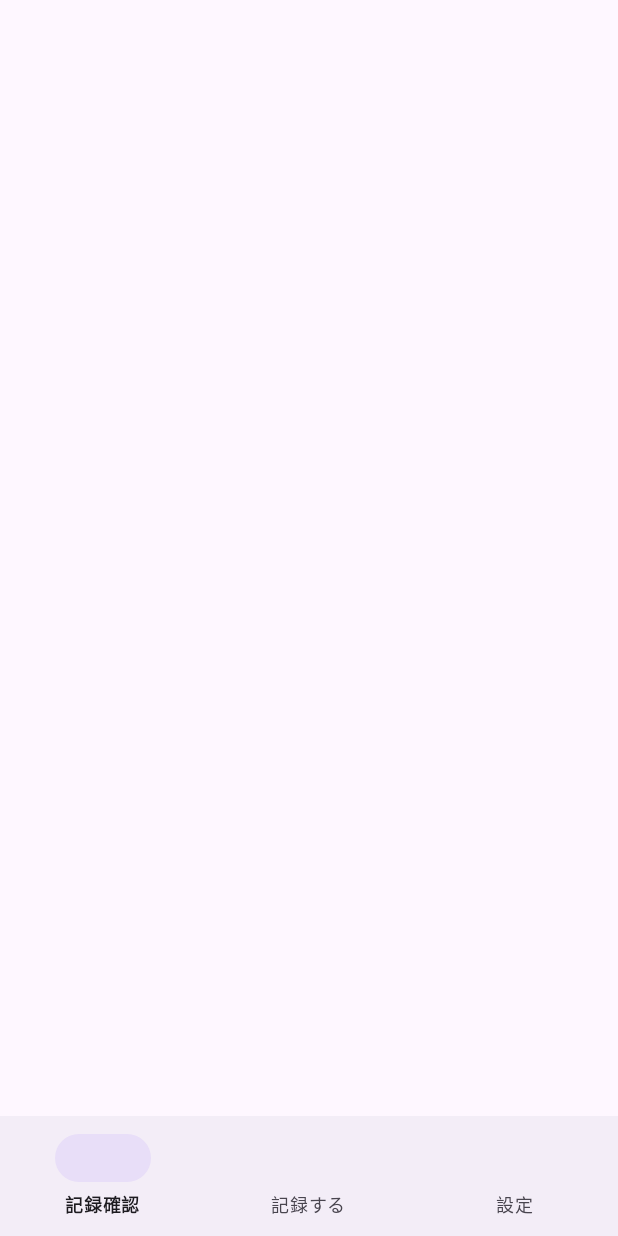
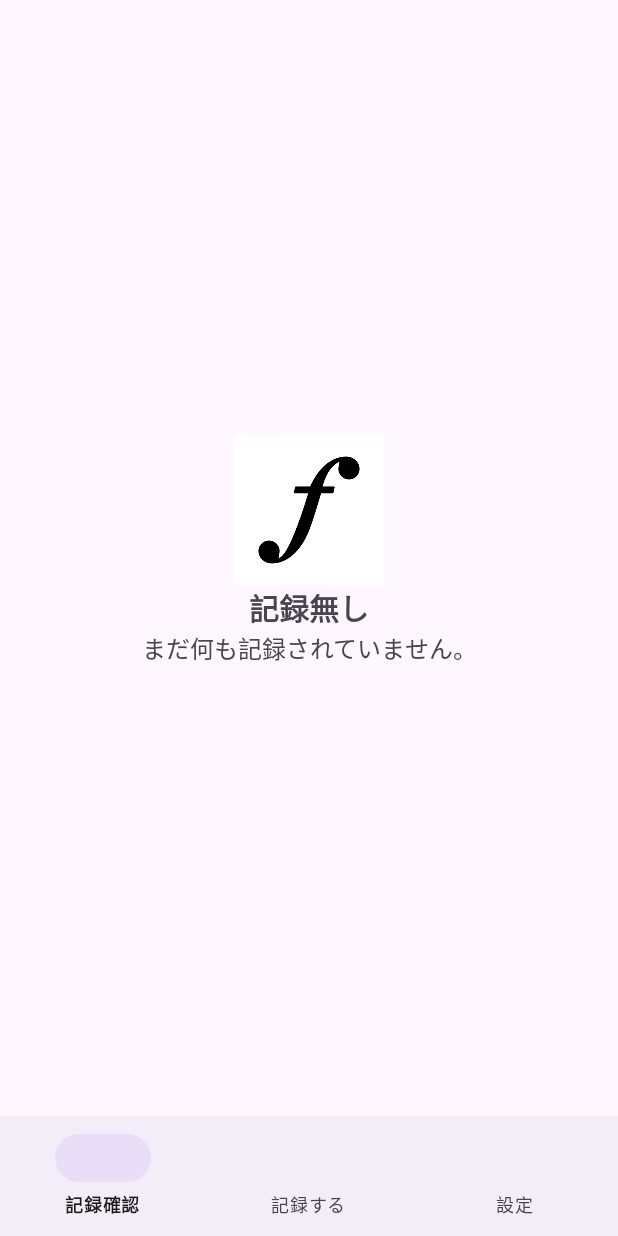
Before and after one commit to Yuki-Naka-Sharing-Study/pianoCoverBook, an Android app: the screen it shows after launch (MainActivity), on a phone screen of 412 x 824 dp. Run offline under Robolectric (Android 15) with nearby library versions, the phone set to English and light mode, and no system bars; our stand-ins replace navigation-ui.

Commit message:
記録が無い状態の時に表示される画面を「fragment_confirm.xml」内に作成。

```diff
--- a/app/src/main/res/layout/fragment_confirm.xml
+++ b/app/src/main/res/layout/fragment_confirm.xml
@@ -1,11 +1,46 @@
 <?xml version="1.0" encoding="utf-8"?>
-<FrameLayout xmlns:android="http://schemas.android.com/apk/res/android"
+<androidx.constraintlayout.widget.ConstraintLayout xmlns:android="http://schemas.android.com/apk/res/android"
+    xmlns:app="http://schemas.android.com/apk/res-auto"
     xmlns:tools="http://schemas.android.com/tools"
+    android:id="@+id/frameLayout3"
     android:layout_width="match_parent"
     android:layout_height="match_parent"
     tools:context=".ConfirmFragment"
     >
 
+    <ImageView
+        android:id="@+id/music_note_image_view"
+        android:src="@drawable/music_note"
+        android:background="?android:attr/selectableItemBackground"
+        android:layout_width="100dp"
+        android:layout_height="100dp"
+        app:layout_constraintTop_toTopOf="parent"
+        app:layout_constraintStart_toStartOf="parent"
+        app:layout_constraintEnd_toEndOf="parent"
+        app:layout_constraintBottom_toBottomOf="parent"
+        />
 
+    <TextView
+        android:id="@+id/no_record_text_view"
+        android:text="記録無し"
+        android:textSize="20sp"
+        android:textStyle="bold"
+        android:layout_width="wrap_content"
+        android:layout_height="wrap_content"
+        app:layout_constraintTop_toBottomOf="@+id/music_note_image_view"
+        app:layout_constraintStart_toStartOf="parent"
+        app:layout_constraintEnd_toEndOf="parent"
+        />
 
-</FrameLayout>
+    <TextView
+        android:id="@+id/no_record_desc_text_view"
+        android:text="まだ何も記録されていません。"
+        android:textSize="16sp"
+        android:layout_width="wrap_content"
+        android:layout_height="wrap_content"
+        app:layout_constraintTop_toBottomOf="@+id/no_record_text_view"
+        app:layout_constraintStart_toStartOf="parent"
+        app:layout_constraintEnd_toEndOf="parent"
+        />
+
+</androidx.constraintlayout.widget.ConstraintLayout>
```
Also changed, not shown: app/src/main/res/drawable/music_note.png (added).
